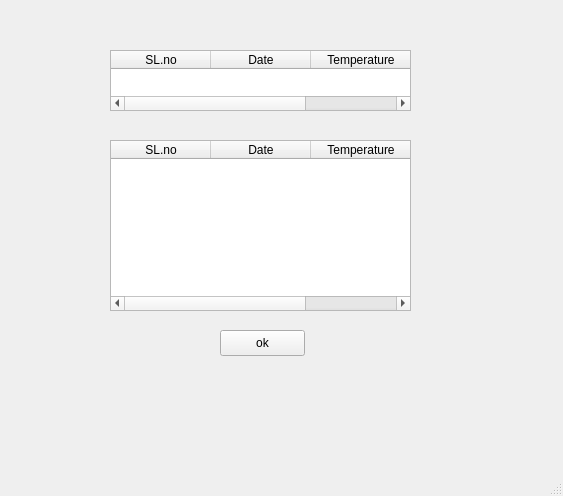
Old version of the form project_vishal/proj.ui in the repository vishal123v/Pyhton-Project.
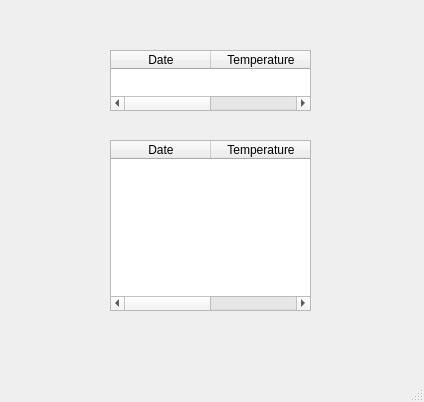
New version of the form.

Diff of the .ui file:
```diff
--- a/project_vishal/proj.ui
+++ b/project_vishal/proj.ui
@@ -6,8 +6,8 @@
    <rect>
     <x>0</x>
     <y>0</y>
-    <width>563</width>
-    <height>496</height>
+    <width>424</width>
+    <height>402</height>
    </rect>
   </property>
   <property name="windowTitle">
@@ -19,15 +19,10 @@
      <rect>
       <x>110</x>
       <y>140</y>
-      <width>301</width>
+      <width>201</width>
       <height>171</height>
      </rect>
     </property>
-    <column>
-     <property name="text">
-      <string>SL.no</string>
-     </property>
-    </column>
     <column>
      <property name="text">
       <string>Date</string>
@@ -44,15 +39,10 @@
      <rect>
       <x>110</x>
       <y>50</y>
-      <width>301</width>
+      <width>201</width>
       <height>61</height>
      </rect>
     </property>
-    <column>
-     <property name="text">
-      <string>SL.no</string>
-     </property>
-    </column>
     <column>
      <property name="text">
       <string>Date</string>
@@ -64,19 +54,6 @@
      </property>
     </column>
    </widget>
-   <widget class="QPushButton" name="Button1">
-    <property name="geometry">
-     <rect>
-      <x>220</x>
-      <y>330</y>
-      <width>85</width>
-      <height>26</height>
-     </rect>
-    </property>
-    <property name="text">
-     <string>ok</string>
-    </property>
-   </widget>
   </widget>
   <widget class="QMenuBar" name="menubar">
    <property name="geometry">
```
Left out of the diff: 4 changed lines with no effect on the pictures.
